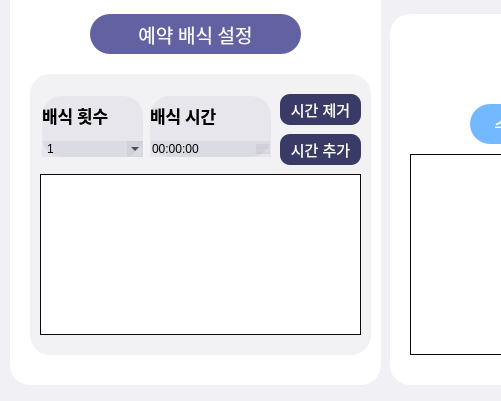
Qt form IoTproject.ui (addinedu-ros-4th/iot-repo-2) before a commit; both pictures show x 0 to 501 and y 406 to 807 of the 1259 by 807 pixel window.
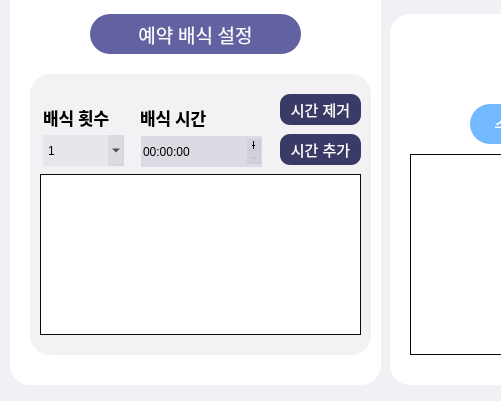
The same form after that commit. Custom widgets are drawn as their Qt base class.

What changed in the file:
```diff
--- a/IoTproject.ui
+++ b/IoTproject.ui
@@ -949,18 +949,58 @@
        <string>시간 제거</string>
       </property>
      </widget>
-     <widget class="QWidget" name="">
+     <widget class="QLabel" name="mealTimeLabel">
       <property name="geometry">
        <rect>
-        <x>12</x>
-        <y>22</y>
-        <width>101</width>
-        <height>61</height>
+        <x>110</x>
+        <y>30</y>
+        <width>71</width>
+        <height>27</height>
        </rect>
       </property>
-      <layout class="QVBoxLayout" name="verticalLayout_4">
-       <item>
+      <property name="font">
+       <font>
+        <family>aakar</family>
+        <pointsize>13</pointsize>
+        <weight>75</weight>
+        <bold>true</bold>
+       </font>
+      </property>
+      <property name="styleSheet">
+       <string notr="true">background-color: rgb(255, 255, 255,0)</string>
+      </property>
+      <property name="text">
+       <string>배식 시간</string>
+      </property>
+     </widget>
+     <widget class="QTimeEdit" name="timeEdit">
+      <property name="geometry">
+       <rect>
+        <x>111</x>
+        <y>62</y>
+        <width>121</width>
+        <height>31</height>
+       </rect>
+      </property>
+      <property name="autoFillBackground">
+       <bool>true</bool>
+      </property>
+      <property name="styleSheet">
+       <string notr="true"/>
+      </property>
+      <property name="buttonSymbols">
+       <enum>QAbstractSpinBox::PlusMinus</enum>
+      </property>
+     </widget>
         <widget class="QLabel" name="mealCBLabel">
+      <property name="geometry">
+       <rect>
+        <x>13</x>
+        <y>30</y>
+        <width>71</width>
+        <height>27</height>
+       </rect>
+      </property>
          <property name="font">
           <font>
            <family>aakar</family>
@@ -980,9 +1020,18 @@
           <string>배식 횟수</string>
          </property>
         </widget>
-       </item>
-       <item>
         <widget class="QComboBox" name="mealCB">
+      <property name="geometry">
+       <rect>
+        <x>13</x>
+        <y>61</y>
+        <width>81</width>
+        <height>31</height>
+       </rect>
+      </property>
+      <property name="styleSheet">
+       <string notr="true">\</string>
+      </property>
          <item>
           <property name="text">
            <string>1</string>
@@ -1023,42 +1072,6 @@
            <string>8</string>
           </property>
          </item>
-        </widget>
-       </item>
-      </layout>
-     </widget>
-     <widget class="QWidget" name="">
-      <property name="geometry">
-       <rect>
-        <x>120</x>
-        <y>22</y>
-        <width>121</width>
-        <height>61</height>
-       </rect>
-      </property>
-      <layout class="QVBoxLayout" name="verticalLayout_5">
-       <item>
-        <widget class="QLabel" name="mealTimeLabel">
-         <property name="font">
-          <font>
-           <family>aakar</family>
-           <pointsize>13</pointsize>
-           <weight>75</weight>
-           <bold>true</bold>
-          </font>
-         </property>
-         <property name="styleSheet">
-          <string notr="true">background-color: rgb(255, 255, 255,0)</string>
-         </property>
-         <property name="text">
-          <string>배식 시간</string>
-         </property>
-        </widget>
-       </item>
-       <item>
-        <widget class="QTimeEdit" name="timeEdit"/>
-       </item>
-      </layout>
      </widget>
     </widget>
    </widget>
```
Lines whose indentation alone changed are shown as unchanged.
